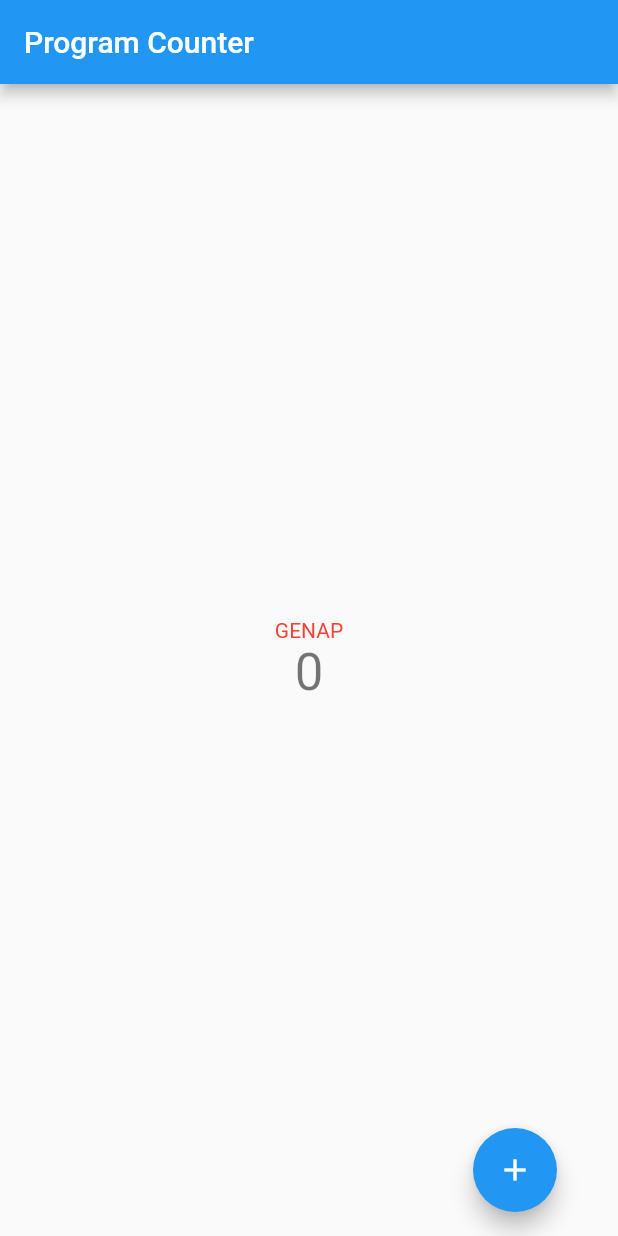
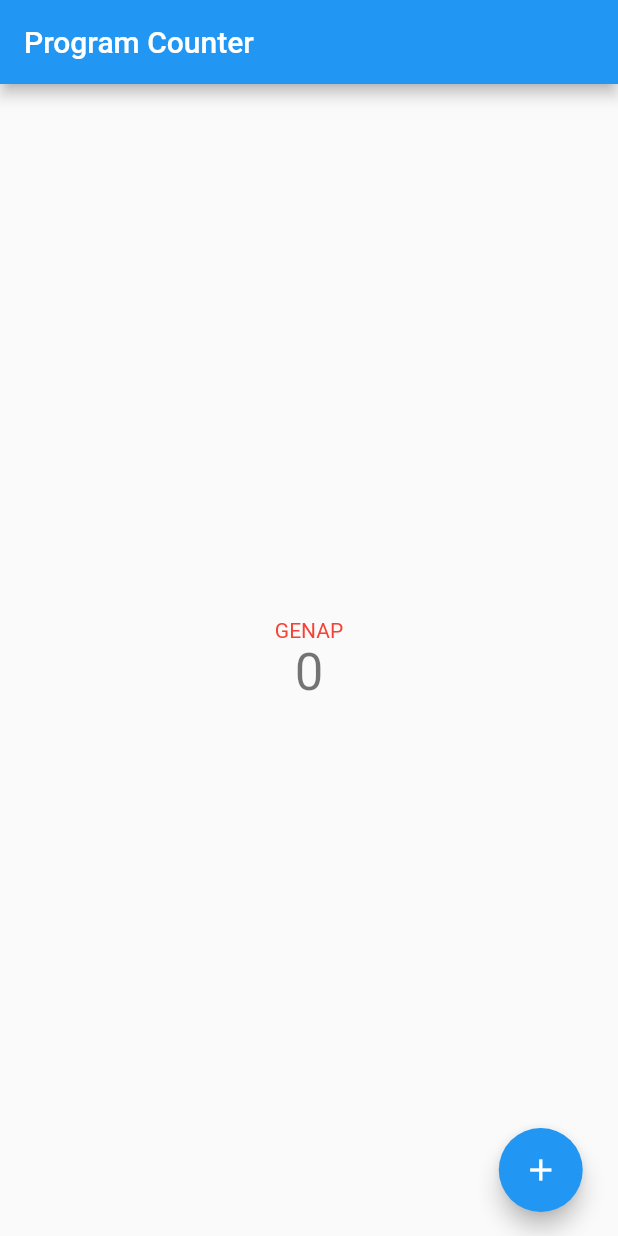
Before and after one commit to hugo-setiawan/pbp-flutter-lab, a Flutter app: the screen it shows after launch, on a phone screen of 412 x 824 dp. Run offline on Flutter 3.47's test engine with Material 2 defaults, Android fonts, the phone set to English and light mode, and no system bars.

Commit message:
Improve spacer spacing

```diff
--- a/lib/main.dart
+++ b/lib/main.dart
@@ -140,7 +140,7 @@ class _MyHomePageState extends State<MyHomePage> {
               ),
             )
           ),
-          Spacer(),
+          const Spacer(flex: 2),
           Expanded(child: FloatingActionButton(
               onPressed: _incrementCounter,
               tooltip: 'Increment',
```
